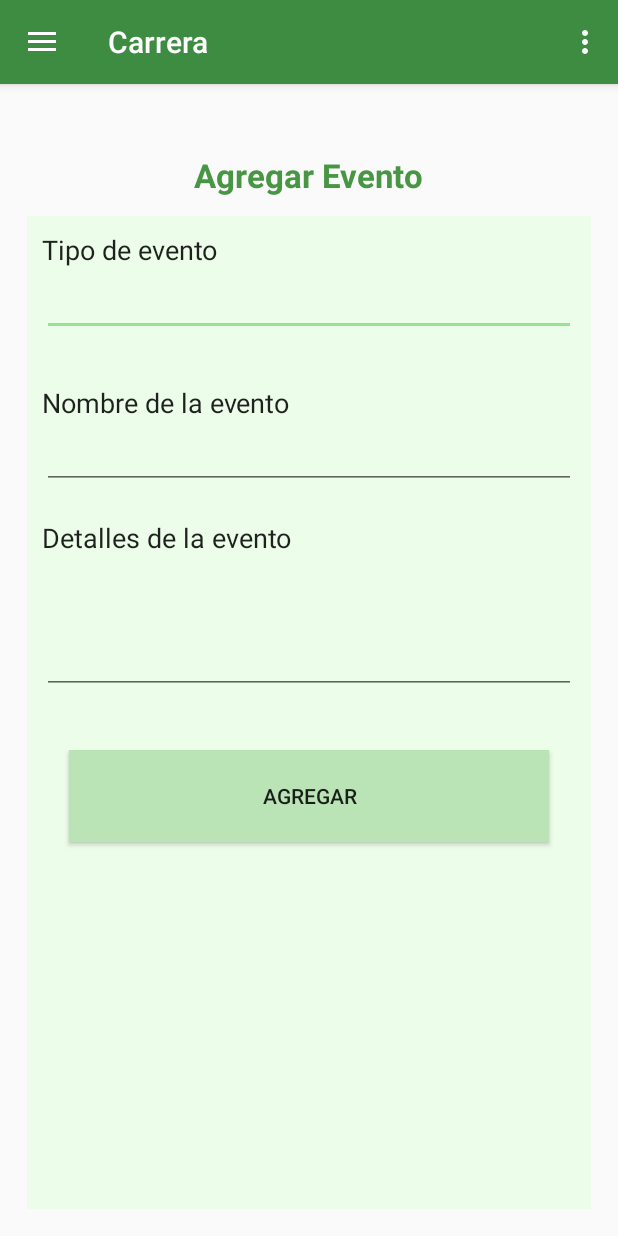
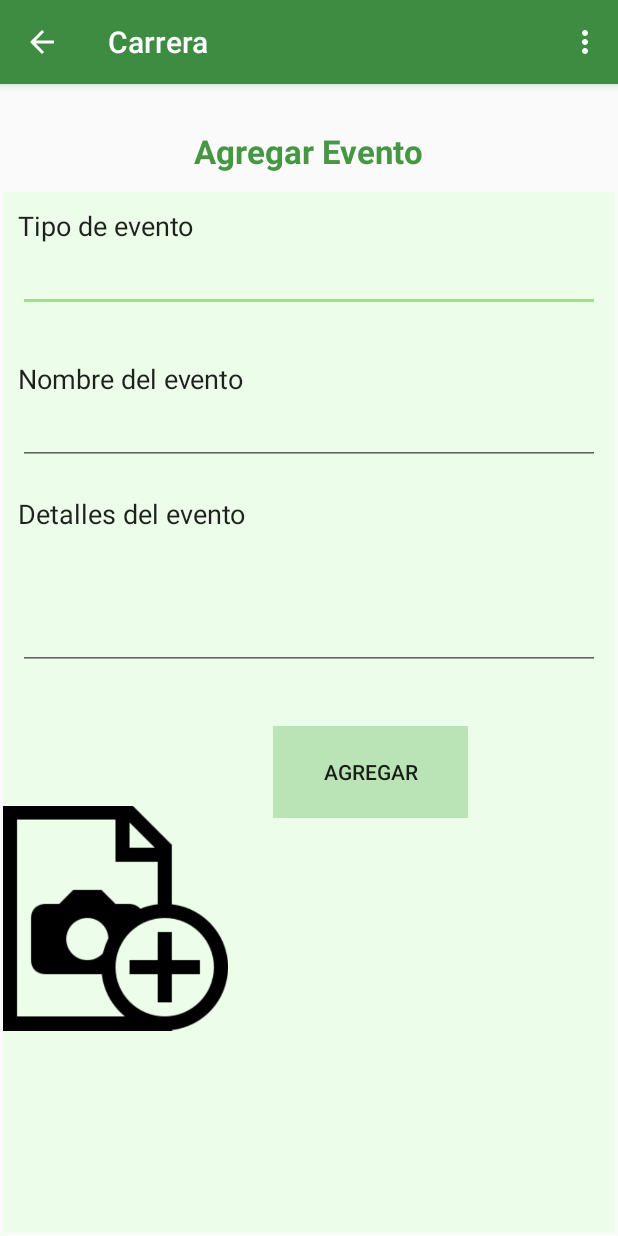
Before and after one commit to solischaconhenry/carreraAdmin, an Android app: the screen it shows after launch (Dashboard before the commit, AgregarEventos after it), in the side drawer, after a tap on "Crear Eventos", on a phone screen of 412 x 824 dp. Run offline under Robolectric (Android 15) with nearby library versions, the phone set to English and light mode, and no system bars; our stand-ins replace Volley; network calls fail.

Commit message:
Final Changes

```diff
--- a/Carrera/app/src/main/AndroidManifest.xml
+++ b/Carrera/app/src/main/AndroidManifest.xml
@@ -66,9 +66,11 @@
         <activity
             android:name=".activity.Eventos"
             android:parentActivityName=".activity.Dashboard"/>
-        <activity android:name=".activity.shareProvider"></activity>
+        <activity android:name=".activity.shareProvider"/>
         <activity android:name=".activity.ChatRoomActivity"
-            android:parentActivityName=".activity.Eventos"></activity>
+            android:parentActivityName=".activity.Eventos"/>
+        <activity android:name=".activity.AgregarEventos"
+            android:parentActivityName=".activity.Dashboard"/>
     </application>
 
 </manifest>
--- a/Carrera/app/src/main/java/cr/ac/itcr/carrera/activity/AgregarEventos.java
+++ b/Carrera/app/src/main/java/cr/ac/itcr/carrera/activity/AgregarEventos.java
@@ -1,19 +1,30 @@
 package cr.ac.itcr.carrera.activity;
 
+import android.app.ProgressDialog;
 import android.content.Context;
+import android.content.Intent;
+import android.graphics.Bitmap;
 import android.net.Uri;
 import android.os.Bundle;
+import android.provider.MediaStore;
 import android.support.v4.app.Fragment;
+import android.support.v7.app.AppCompatActivity;
 import android.text.TextUtils;
+import android.util.Base64;
 import android.util.Log;
 import android.view.LayoutInflater;
+import android.view.Menu;
+import android.view.MenuInflater;
+import android.view.MenuItem;
 import android.view.View;
 import android.view.ViewGroup;
 import android.widget.Button;
 import android.widget.EditText;
+import android.widget.ImageView;
 import android.widget.Spinner;
 import android.widget.Toast;
 
+import com.android.volley.AuthFailureError;
 import com.android.volley.DefaultRetryPolicy;
 import com.android.volley.NetworkResponse;
 import com.android.volley.Request;
@@ -25,8 +36,11 @@ import com.android.volley.toolbox.StringRequest;
 import org.json.JSONException;
 import org.json.JSONObject;
 
+import java.io.ByteArrayOutputStream;
+import java.io.IOException;
 import java.util.ArrayList;
 import java.util.HashMap;
+import java.util.Hashtable;
 import java.util.Map;
 
 import cr.ac.itcr.carrera.R;
@@ -35,73 +49,32 @@ import cr.ac.itcr.carrera.app.MyApplication;
 import cr.ac.itcr.carrera.model.Message;
 import cr.ac.itcr.carrera.model.User;
 
-/**
- * A simple {@link Fragment} subclass.
- * Activities that contain this fragment must implement the
- * {@link AgregarEventos.OnFragmentInteractionListener} interface
- * to handle interaction events.
- * Use the {@link AgregarEventos#newInstance} factory method to
- * create an instance of this fragment.
- */
-public class AgregarEventos extends Fragment {
+
+public class AgregarEventos extends AppCompatActivity {
 
     private String TAG = AgregarEventos.class.getSimpleName();
     private ArrayList<Message> messageArrayList;
+    public ImageView imgVPhoto;
+    private Bitmap bitmap;
+    private int PICK_IMAGE_REQUEST = 1;
+    private Button btnAgregar;
+
+    private EditText etTipo,etNombre,etDetalles;
 
 
 
-    // TODO: Rename parameter arguments, choose names that match
-    // the fragment initialization parameters, e.g. ARG_ITEM_NUMBER
-    private static final String ARG_PARAM1 = "param1";
-    private static final String ARG_PARAM2 = "param2";
-
-    // TODO: Rename and change types of parameters
-    private String mParam1;
-    private String mParam2;
-
-    private OnFragmentInteractionListener mListener;
-
-    public AgregarEventos() {
-        // Required empty public constructor
-    }
-
-    /**
-     * Use this factory method to create a new instance of
-     * this fragment using the provided parameters.
-     *
-     * @param param1 Parameter 1.
-     * @param param2 Parameter 2.
-     * @return A new instance of fragment AgregarEventos.
-     */
-    // TODO: Rename and change types and number of parameters
-    public static AgregarEventos newInstance(String param1, String param2) {
-        AgregarEventos fragment = new AgregarEventos();
-        Bundle args = new Bundle();
-        args.putString(ARG_PARAM1, param1);
-        args.putString(ARG_PARAM2, param2);
-        fragment.setArguments(args);
-        return fragment;
-    }
 
     @Override
     public void onCreate(Bundle savedInstanceState) {
         super.onCreate(savedInstanceState);
-        if (getArguments() != null) {
-            mParam1 = getArguments().getString(ARG_PARAM1);
-            mParam2 = getArguments().getString(ARG_PARAM2);
-        }
-    }
+        setContentView(R.layout.fragment_agregar_eventos);
 
-    @Override
-    public View onCreateView(LayoutInflater inflater, ViewGroup container,
-                             Bundle savedInstanceState) {
-        // Inflate the layout for this fragment
-        final View view = inflater.inflate(R.layout.fragment_agregar_eventos, container, false);
-        final EditText etTipo= (EditText)view.findViewById(R.id.spTEveAgreg);
-        final EditText etNombre= (EditText)view.findViewById(R.id.etNombreEveAgregar);
-        final EditText etDetalles= (EditText)view.findViewById(R.id.etDetallesEveAgreg);
+        etTipo= (EditText)findViewById(R.id.spTEveAgreg);
+        etNombre= (EditText)findViewById(R.id.etNombreEveAgregar);
+        etDetalles= (EditText)findViewById(R.id.etDetallesEveAgreg);
+        imgVPhoto = (ImageView)findViewById(R.id.imgVPhoto);
 
-        final Button btnAgregar = (Button)view.findViewById(R.id.btnEvenAgreg);
+        btnAgregar = (Button)findViewById(R.id.btnEvenAgreg);
         btnAgregar.setOnClickListener(new View.OnClickListener() {
             @Override
             public void onClick(View v) {
@@ -109,7 +82,7 @@ public class AgregarEventos extends Fragment {
 
                 final String message = etDetalles.getText().toString().trim();
                 if (TextUtils.isEmpty(message)) {
-                    Toast.makeText(getContext(), "Enter a message", Toast.LENGTH_SHORT).show();
+                    Toast.makeText(getApplicationContext(), "Enter a message", Toast.LENGTH_SHORT).show();
                     return;
                 }
 
@@ -130,8 +103,8 @@ public class AgregarEventos extends Fragment {
                     public void onErrorResponse(VolleyError error) {
                         NetworkResponse networkResponse = error.networkResponse;
                         Log.e(TAG, "VolleyAdd error: " + error.getMessage() + ", code: " + networkResponse);
-                        Toast.makeText(getContext(), "VolleyAdd error: " + error.getMessage(), Toast.LENGTH_SHORT).show();
-                        etDetalles.setText(message);
+                        Toast.makeText(getApplicationContext(), "VolleyAdd error: " + error.getMessage(), Toast.LENGTH_SHORT).show();
+
                     }
                 }) {
 
@@ -151,54 +124,20 @@ public class AgregarEventos extends Fragment {
 
                 //Adding request to request queue
                 MyApplication.getInstance().addToRequestQueue(strReq);
-                Toast.makeText(getContext(),"Evento creado",Toast.LENGTH_LONG).show();
+                Toast.makeText(getApplicationContext(),"Evento creado",Toast.LENGTH_LONG).show();
                 etNombre.setText("");
                 etDetalles.setText("");
                 etTipo.setText("");
             }
+           // uploadImage();
 
         });
-
-        return view;
-    }
-
-    // TODO: Rename method, update argument and hook method into UI event
-    public void onButtonPressed(Uri uri) {
-        if (mListener != null) {
-            mListener.onFragmentInteraction(uri);
-        }
     }
 
     @Override
-    public void onAttach(Context context) {
-        super.onAttach(context);
-        if (context instanceof OnFragmentInteractionListener) {
-            mListener = (OnFragmentInteractionListener) context;
-        } else {
-            throw new RuntimeException(context.toString()
-                    + " must implement OnFragmentInteractionListener");
-        }
-    }
-
-    @Override
-    public void onDetach() {
-        super.onDetach();
-        mListener = null;
-    }
-
-    /**
-     * This interface must be implemented by activities that contain this
-     * fragment to allow an interaction in this fragment to be communicated
-     * to the activity and potentially other fragments contained in that
-     * activity.
-     * <p/>
-     * See the Android Training lesson <a href=
-     * "http://developer.android.com/training/basics/fragments/communicating.html"
-     * >Communicating with Other Fragments</a> for more information.
-     */
-    public interface OnFragmentInteractionListener {
-        // TODO: Update argument type and name
-        void onFragmentInteraction(Uri uri);
+    public boolean onCreateOptionsMenu(Menu menu) {
+        getMenuInflater().inflate(R.menu.menu_add_event, menu);
+        return true;
     }
 
     /**
@@ -208,4 +147,103 @@ public class AgregarEventos extends Fragment {
      * */
 
 
+
+    @Override
+    public boolean onOptionsItemSelected(MenuItem item) {
+        switch (item.getItemId()){
+            case R.id.btnCamara:
+                showFileChooser();
+                return true;
+            case R.id.btnVideo:
+                return true;
+            default:
+                return super.onOptionsItemSelected(item);
+        }
+
+    }
+
+
+    public void showFileChooser() {
+        Intent intent = new Intent();
+        intent.setType("image/*");
+        intent.setAction(Intent.ACTION_GET_CONTENT);
+        startActivityForResult(Intent.createChooser(intent, "Select Picture"), PICK_IMAGE_REQUEST);
+    }
+
+    @Override
+    public void onActivityResult(int requestCode, int resultCode, Intent data) {
+
+        int RESULT_OK = 200;
+        if (requestCode == PICK_IMAGE_REQUEST && resultCode == RESULT_OK && data != null && data.getData() != null) {
+            Uri filePath = data.getData();
+            try {
+                //Getting the Bitmap from Gallery
+                bitmap = MediaStore.Images.Media.getBitmap(getApplicationContext().getContentResolver(), filePath);
+                //Setting the Bitmap to ImageView
+                imgVPhoto.setImageBitmap(bitmap);
+            } catch (IOException e) {
+                e.printStackTrace();
+            }
+        }
+        super.onActivityResult(requestCode, resultCode, data);
+    }
+
+    public String getStringImage(Bitmap bmp){
+        ByteArrayOutputStream baos = new ByteArrayOutputStream();
+        bmp.compress(Bitmap.CompressFormat.JPEG, 100, baos);
+        byte[] imageBytes = baos.toByteArray();
+        String encodedImage = Base64.encodeToString(imageBytes, Base64.DEFAULT);
+        return encodedImage;
+    }
+
+    public void uploadImage(){
+        //Showing the progress dialog
+        String endPointimg = EndPoints.UPLOAD_IMAGE;
+        final ProgressDialog loading = ProgressDialog.show(this,"Uploading...","Please wait...",false,false);
+        StringRequest stringRequest = new StringRequest(Request.Method.POST, endPointimg,
+                new Response.Listener<String>() {
+                    @Override
+                    public void onResponse(String s) {
+                        //Disimissing the progress dialog
+                        loading.dismiss();
+                        //Showing toast message of the response
+                        Toast.makeText(getApplicationContext(), s , Toast.LENGTH_LONG).show();
+                    }
+                },
+                new Response.ErrorListener() {
+                    @Override
+                    public void onErrorResponse(VolleyError volleyError) {
+                        //Dismissing the progress dialog
+                        loading.dismiss();
+
+                        //Showing toast
+                        Toast.makeText(getApplicationContext(), volleyError.getMessage().toString(), Toast.LENGTH_LONG).show();
+                    }
+                }){
+            @Override
+            protected Map<String, String> getParams() throws AuthFailureError {
+                //Converting Bitmap to String
+                String image = getStringImage(bitmap);
+
+                //Getting Image Name
+                String name = etNombre.getText().toString().trim();
+
+                //Creating parameters
+                Map<String,String> params = new Hashtable<String, String>();
+
+                //Adding parameters
+                params.put("idEvento", etNombre.getText().toString().trim());
+                params.put("tipoContenido", "0");
+                params.put("contenido", image);
+
+                //returning parameters
+                return params;
+            }
+        };
+
+        //Creating a Request Queue
+        MyApplication.getInstance().addToRequestQueue(stringRequest);
+
+    }
+
 }
--- a/Carrera/app/src/main/java/cr/ac/itcr/carrera/activity/Dashboard.java
+++ b/Carrera/app/src/main/java/cr/ac/itcr/carrera/activity/Dashboard.java
@@ -22,7 +22,6 @@ public class Dashboard extends AppCompatActivity
         implements NavigationView.OnNavigationItemSelectedListener,
         AboutFragment.OnFragmentInteractionListener,
         CamaraFragment.OnFragmentInteractionListener,
-        AgregarEventos.OnFragmentInteractionListener,
         BloquearUsuariosFragment.OnFragmentInteractionListener,
         CrearAdmFragment.OnFragmentInteractionListener
 
@@ -92,8 +91,8 @@ public class Dashboard extends AppCompatActivity
             Intent i = new Intent(getApplicationContext(), Eventos.class);
             startActivity(i);
         } else if (id == R.id.nav_CrearEventos) {
-            Fragment fragment = new AgregarEventos();
-            getSupportFragmentManager().beginTransaction().replace(R.id.content_dashboard, fragment).commit();
+            Intent a = new Intent(getApplicationContext(),AgregarEventos.class);
+            startActivity(a);
         } else if (id == R.id.nav_BloquearUsu) {
             Fragment fragment = new BloquearUsuariosFragment();
             getSupportFragmentManager().beginTransaction().replace(R.id.content_dashboard, fragment).commit();
--- a/Carrera/app/src/main/java/cr/ac/itcr/carrera/app/EndPoints.java
+++ b/Carrera/app/src/main/java/cr/ac/itcr/carrera/app/EndPoints.java
@@ -6,7 +6,7 @@ public class EndPoints {
     // localhost url
       // public static final String BASE_URL = "http://192.168.0.101/gcm_chat/v1";
 
-    public static final String BASE_URL = "http://192.168.0.3:9000";
+    public static final String BASE_URL = "http://192.168.43.52:9000";
     public static final String USERS = BASE_URL + "/api/carrera/usuarios/todos";
     public static final String USER = BASE_URL + "/getProducts/_ID_";
     public static final String CHAT_ROOMS = BASE_URL + "/api/carrera/eventos/todos";
@@ -15,4 +15,5 @@ public class EndPoints {
     public static final String CHAT_ROOM_MESSAGE = BASE_URL + "/api/carrera/eventos/nuevo";
     public static final String ADMINUSERS =  BASE_URL + "/api/carrera/usuarios/admin";
     public static final String BLOQUSERS =  BASE_URL + "/api/carrera/usuarios/bloquear";
+    public static final String UPLOAD_IMAGE = BASE_URL + "/api/carrera/eventos/contenido/nuevo";
 }
--- a/Carrera/app/src/main/res/layout/fragment_agregar_eventos.xml
+++ b/Carrera/app/src/main/res/layout/fragment_agregar_eventos.xml
@@ -51,16 +51,16 @@
                     android:layout_width="wrap_content"
                     android:layout_height="wrap_content"
                     android:textAppearance="?android:attr/textAppearanceLarge"
-                    android:text="Tipo de evento"
+                    android:text="@string/tipo_de_evento"
                     android:id="@+id/textView8"
-                    android:textSize="18dp" />
+                    android:textSize="18sp" />
                 <EditText
                     android:layout_width="match_parent"
                     android:layout_height="wrap_content"
                     android:id="@+id/spTEveAgreg"
                     android:textIsSelectable="false"
                     android:inputType="textAutoCorrect"
-                    android:textSize="18dp" />
+                    android:textSize="18sp" />
             </LinearLayout>
             <LinearLayout
                 android:orientation="vertical"
@@ -71,19 +71,19 @@
                 android:layout_marginRight="10dp">
                 <TextView
                     android:layout_width="wrap_content"
-                    android:layout_height="wrap_content"
+                    android:layout_height="0dp"
                     android:textAppearance="?android:attr/textAppearanceLarge"
-                    android:text="Nombre de la evento"
+                    android:text="@string/nombre_del_evento"
                     android:id="@+id/textView9"
                     android:layout_weight="0.74"
-                    android:textSize="18dp" />
+                    android:textSize="18sp" />
                 <EditText
                     android:layout_width="match_parent"
                     android:layout_height="wrap_content"
                     android:id="@+id/etNombreEveAgregar"
                     android:textIsSelectable="false"
                     android:inputType="textAutoCorrect"
-                    android:textSize="18dp" />
+                    android:textSize="18sp" />
             </LinearLayout>
             <LinearLayout
                 android:orientation="vertical"
@@ -96,9 +96,9 @@
                     android:layout_width="wrap_content"
                     android:layout_height="wrap_content"
                     android:textAppearance="?android:attr/textAppearanceLarge"
-                    android:text="Detalles de la evento"
+                    android:text="@string/detalles_del_evento"
                     android:id="@+id/textView3"
-                    android:textSize="18dp" />
+                    android:textSize="18sp" />
                 <EditText
                     android:layout_width="match_parent"
                     android:layout_height="92dp"
@@ -107,17 +107,37 @@
                     android:id="@+id/etDetallesEveAgreg"
                     android:textColor="@color/colorPrimaryDark"
                     android:textIsSelectable="false"
-                    android:textSize="18dp" />
+                    android:textSize="18sp" />
             </LinearLayout>
             <LinearLayout
-                android:orientation="vertical"
                 android:layout_width="match_parent"
                 android:layout_height="match_parent"
-                android:layout_marginBottom="15dp">
+                android:orientation="horizontal">
+
+
+                <LinearLayout
+                    android:layout_width="150dp"
+                    android:layout_height="wrap_content"
+                    android:orientation="vertical"
+                    android:layout_marginBottom="25dp">
+                    <ImageView
+                        android:layout_width="wrap_content"
+                        android:layout_height="wrap_content"
+                        android:id="@+id/imgVPhoto"
+                        android:layout_gravity="center_horizontal"
+                        android:src="@drawable/image_add"/>
+                </LinearLayout>
+
+                <LinearLayout
+                    android:orientation="vertical"
+                    android:layout_width="130dp"
+                    android:layout_height="wrap_content"
+                    android:layout_marginBottom="15dp"
+                    android:layout_marginLeft="30dp">
                     <Button
-                    android:layout_width="320dp"
+                        android:layout_width="130dp"
                         android:layout_height="61dp"
-                    android:text="Agregar"
+                        android:text="@string/agregar"
                         android:id="@+id/btnEvenAgreg"
                         android:layout_gravity="center"
                         android:theme="@style/AlertDialog.AppCompat"
@@ -125,4 +145,5 @@
                 </LinearLayout>
             </LinearLayout>
         </LinearLayout>
+    </LinearLayout>
 </FrameLayout>
--- /dev/null
+++ b/Carrera/app/src/main/res/menu/menu_add_event.xml
@@ -0,0 +1,16 @@
+<?xml version="1.0" encoding="utf-8"?>
+<menu xmlns:android="http://schemas.android.com/apk/res/android"
+    xmlns:app="http://schemas.android.com/apk/res-auto">
+    <item
+        android:id="@+id/btnCamara"
+        android:title="@string/Camera"
+        android:icon="@android:drawable/ic_menu_camera"
+        android:orderInCategory="100"
+        app:showAsAction="collapseActionView"/>
+    <item
+        android:id="@id/btnVideo"
+        android:title="@string/gallery"
+        android:icon="@android:drawable/ic_menu_gallery"
+        android:orderInCategory="60"
+        app:showAsAction="collapseActionView"/>
+</menu>
--- a/Carrera/app/src/main/res/values/strings.xml
+++ b/Carrera/app/src/main/res/values/strings.xml
@@ -18,4 +18,11 @@
     <!-- TODO: Remove or change this placeholder text -->
     <string name="hello_blank_fragment">Hello blank fragment</string>
     <string name="title_activity_editar_eliminar">EditarEliminarAct</string>
+    <string name="nombre_del_evento">Nombre del evento</string>
+    <string name="tipo_de_evento">Tipo de evento</string>
+    <string name="detalles_del_evento">Detalles del evento</string>
+    <string name="agregar">Agregar</string>
+    <string name="share">Share</string>
+    <string name="Camera">Camera</string>
+    <string name="gallery">Gallery</string>
 </resources>
```
Also changed, not shown: Carrera/app/src/main/res/menu/menu_chatroom.xml (+6 -6 lines), Carrera/app/src/main/res/drawable/image_add.png (added). Lines whose indentation alone changed are shown as unchanged.
